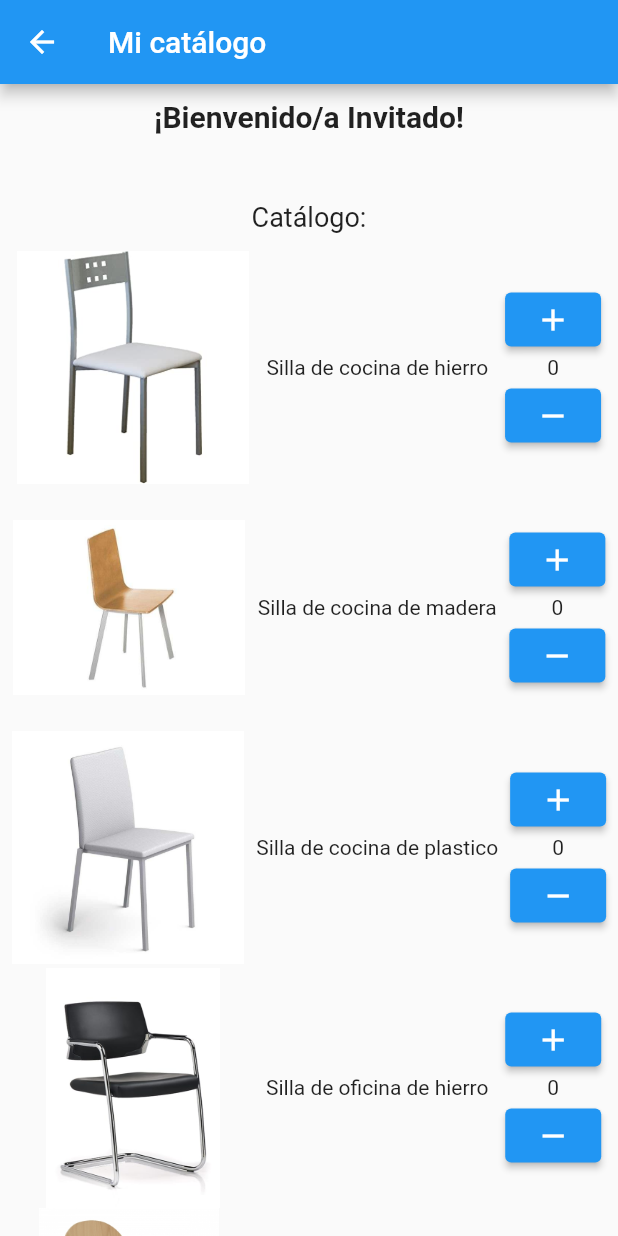
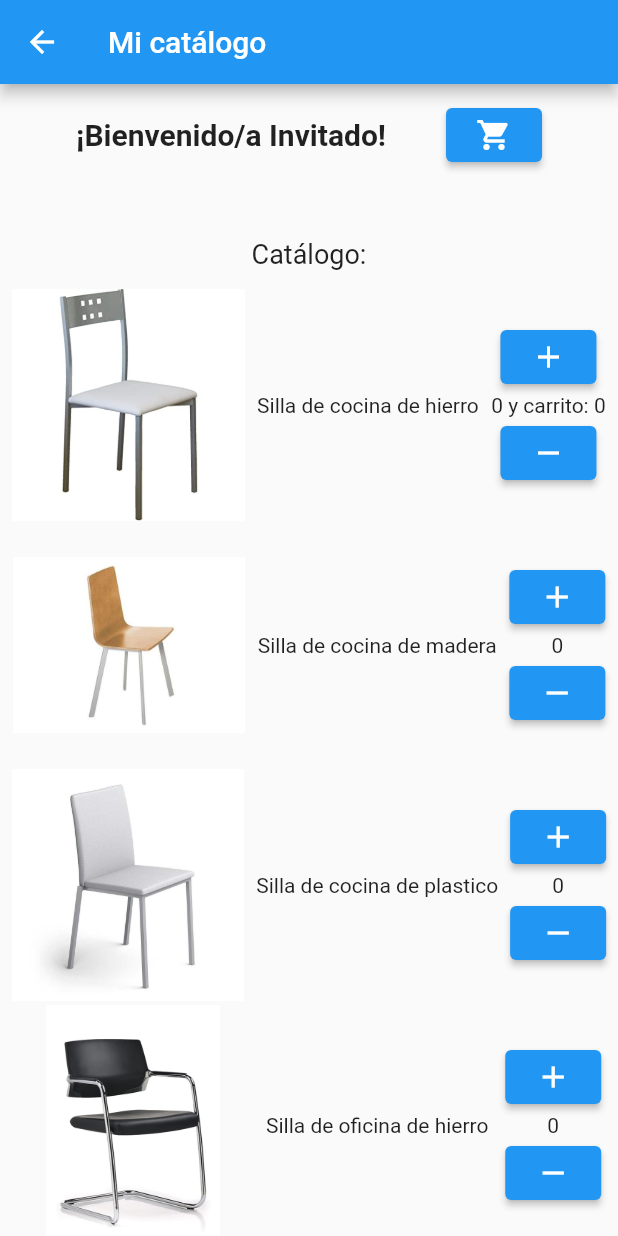
Before and after one commit to dpoulols/ds_p2_flutter, a Flutter app: the CatalogScreen screen opened directly, on a phone screen of 412 x 824 dp. Run offline on Flutter 3.47's test engine with Material 2 defaults, Android fonts, the phone set to English and light mode, and no system bars; network calls fail.

Commit message:
Carrito hecho
Puede que haya que hacer retoques y comprobaciones.

```diff
--- a/lib/catalog_screen.dart
+++ b/lib/catalog_screen.dart
@@ -1,4 +1,5 @@
 import 'package:ds_p2_flutter/mesa.dart';
+import 'package:ds_p2_flutter/purchase_screen.dart';
 import 'package:flutter/material.dart';
 import 'package:ds_p2_flutter/cliente.dart';
 import 'package:ds_p2_flutter/factoria_abstracta.dart';
@@ -10,12 +11,17 @@ import 'package:ds_p2_flutter/mesa_oficina.dart';
 import 'package:ds_p2_flutter/silla_oficina.dart';
 import 'package:ds_p2_flutter/silla_cocina.dart';
 
+import 'package:ds_p2_flutter/purchase_screen.dart';
+import 'package:ds_p2_flutter/carrito.dart';
+
 class CatalogScreen extends StatefulWidget {
   @override
   _CatalogScreenState createState() => _CatalogScreenState();
 }
 
 class _CatalogScreenState extends State<CatalogScreen> {
+
+  Carrito carrito = Carrito();
 
   Cliente cliente = Cliente("Invitado");
   FactoriaAbstracta factoria = FactoriaMuebles();
@@ -271,10 +277,28 @@ class _CatalogScreenState extends State<CatalogScreen> {
           mainAxisAlignment: MainAxisAlignment.center,
           children: [
             const SizedBox(height: 10.0),
-            Text(
-              '¡Bienvenido/a ${cliente.nombreCliente}!',
-              style: TextStyle(fontSize: 20.0, fontWeight: FontWeight.bold),
-            ),
+            Row(
+                mainAxisAlignment: MainAxisAlignment.center,
+                children: [
+                  Text(
+                    '¡Bienvenido/a ${cliente.nombreCliente}!',
+                    style: TextStyle(fontSize: 20.0, fontWeight: FontWeight.bold),
+                  ),
+                  const SizedBox(width: 40.0),
+                  ElevatedButton(
+                      onPressed: (){
+                        //llevar a carrito
+                        Navigator.push(
+                          context,
+                          MaterialPageRoute(builder: (context) => PurchaseScreen(myCarrito: carrito)),
+                        );
+                      },
+                      child: Icon(Icons.shopping_cart)
+                  ),
+                ],
+              ),
+
+
             const SizedBox(height: 15.0),
 
             //SECCION SILLAS
@@ -296,16 +320,18 @@ class _CatalogScreenState extends State<CatalogScreen> {
                           _setMaterial("Hierro");
                           _setTipoMueble("Cocina");
                           _onAddSillaButtonPressed();
+                          carrito.meterSilla("Cocina", "Hierro");
                         },
                         child: Icon(Icons.add)
                     ),
                     Text(
-                      '${_getSillaCount("Hierro", "Cocina")}'
+                      '${_getSillaCount("Hierro", "Cocina")} y carrito: ${carrito.getSillas("Cocina", "Hierro")}'
                     ),
                     ElevatedButton(
                         onPressed: (){
                           _setMaterial("Hierro");
                           _onRemoveSillaButtonPressed("Cocina"); // y material?
+                          carrito.quitarSilla("Cocina", "Hierro");
                         },
                         child: Icon(Icons.remove)
                     ),
@@ -325,6 +351,7 @@ class _CatalogScreenState extends State<CatalogScreen> {
                           _setMaterial("Madera");
                           _setTipoMueble("Cocina");
                           _onAddSillaButtonPressed();
+                          carrito.meterSilla("Cocina", "Madera");
                         },
                         child: Icon(Icons.add)
                     ),
@@ -335,6 +362,7 @@ class _CatalogScreenState extends State<CatalogScreen> {
                         onPressed: (){
                           _setMaterial("Madera");
                           _onRemoveSillaButtonPressed("Cocina");
+                          carrito.quitarSilla("Cocina", "Madera");
                         },
                         child: Icon(Icons.remove)
                     ),
@@ -354,6 +382,7 @@ class _CatalogScreenState extends State<CatalogScreen> {
                           _setTipoMueble("Cocina");
                           _setMaterial("Plastico");
                           _onAddSillaButtonPressed();
+                          carrito.meterSilla("Cocina", "Plastico");
                         },
                         child: Icon(Icons.add)
                     ),
@@ -364,6 +393,7 @@ class _CatalogScreenState extends State<CatalogScreen> {
                         onPressed: (){
                           _setMaterial("Plastico");
                           _onRemoveSillaButtonPressed("Cocina");
+                          carrito.quitarSilla("Cocina", "Plastico");
                         },
                         child: Icon(Icons.remove)
                     ),
@@ -383,6 +413,7 @@ class _CatalogScreenState extends State<CatalogScreen> {
                           _setTipoMueble("Oficina");
                           _setMaterial("Hierro");
                           _onAddSillaButtonPressed();
+                          carrito.meterSilla("Oficina", "Hierro");
                         },
                         child: Icon(Icons.add)
                     ),
@@ -393,6 +424,7 @@ class _CatalogScreenState extends State<CatalogScreen> {
                         onPressed: (){
                           _setMaterial("Hierro");
                           _onRemoveSillaButtonPressed("Oficina");
+                          carrito.quitarSilla("Oficina", "Hierro");
                         },
                         child: Icon(Icons.remove)
                     ),
@@ -412,6 +444,7 @@ class _CatalogScreenState extends State<CatalogScreen> {
                           _setTipoMueble("Oficina");
                           _setMaterial("Madera");
                           _onAddSillaButtonPressed();
+                          carrito.meterSilla("Oficina", "Madera");
                         },
                         child: Icon(Icons.add)
                     ),
@@ -422,6 +455,7 @@ class _CatalogScreenState extends State<CatalogScreen> {
                         onPressed: (){
                           _setMaterial("Madera");
                           _onRemoveSillaButtonPressed("Oficina");
+                          carrito.quitarSilla("Oficina", "Madera");
                         },
                         child: Icon(Icons.remove)
                     ),
@@ -441,6 +475,7 @@ class _CatalogScreenState extends State<CatalogScreen> {
                           _setTipoMueble("Oficina");
                           _setMaterial("Plastico");
                           _onAddSillaButtonPressed();
+                          carrito.meterSilla("Oficina", "Plastico");
                         },
                         child: Icon(Icons.add)
                     ),
@@ -451,6 +486,7 @@ class _CatalogScreenState extends State<CatalogScreen> {
                         onPressed: (){
                           _setMaterial("Plastico");
                           _onRemoveSillaButtonPressed("Oficina");
+                          carrito.quitarSilla("Oficina", "Plastico");
                         },
                         child: Icon(Icons.remove)
                     ),
@@ -470,6 +506,7 @@ class _CatalogScreenState extends State<CatalogScreen> {
                           _setTipoMueble("Cocina");
                           _setMaterial("Hierro");
                           _onAddMesaButtonPressed();
+                          carrito.meterMesa("Cocina", "Hierro");
                         },
                         child: Icon(Icons.add)
                     ),
@@ -480,6 +517,7 @@ class _CatalogScreenState extends State<CatalogScreen> {
                         onPressed: (){
                           _setMaterial("Hierro");
                           _onRemoveMesaButtonPressed("Cocina");
+                          carrito.quitarMesa("Cocina", "Hierro");
                         },
                         child: Icon(Icons.remove)
                     ),
@@ -499,6 +537,7 @@ class _CatalogScreenState extends State<CatalogScreen> {
                           _setTipoMueble("Cocina");
                           _setMaterial("Madera");
                           _onAddMesaButtonPressed();
+                          carrito.meterMesa("Cocina", "Madera");
                         },
                         child: Icon(Icons.add)
                     ),
@@ -509,6 +548,7 @@ class _CatalogScreenState extends State<CatalogScreen> {
                         onPressed: (){
                           _setMaterial("Madera");
                           _onRemoveMesaButtonPressed("Cocina");
+                          carrito.quitarMesa("Cocina", "Madera");
                         },
                         child: Icon(Icons.remove)
                     ),
@@ -528,6 +568,7 @@ class _CatalogScreenState extends State<CatalogScreen> {
                           _setTipoMueble("Cocina");
                           _setMaterial("Plastico");
                           _onAddMesaButtonPressed();
+                          carrito.meterMesa("Cocina", "Plastico");
                         },
                         child: Icon(Icons.add)
                     ),
@@ -538,6 +579,7 @@ class _CatalogScreenState extends State<CatalogScreen> {
                         onPressed: (){
                           _setMaterial("Plastico");
                           _onRemoveMesaButtonPressed("Cocina");
+                          carrito.quitarMesa("Cocina", "Plastico");
                         },
                         child: Icon(Icons.remove)
                     ),
@@ -557,6 +599,7 @@ class _CatalogScreenState extends State<CatalogScreen> {
                           _setTipoMueble("Oficina");
                           _setMaterial("Hierro");
                           _onAddMesaButtonPressed();
+                          carrito.meterMesa("Oficina", "Hierro");
                         },
                         child: Icon(Icons.add)
                     ),
@@ -567,6 +610,7 @@ class _CatalogScreenState extends State<CatalogScreen> {
                         onPressed: (){
                           _setMaterial("Hierro");
                           _onRemoveMesaButtonPressed("Oficina");
+                          carrito.quitarMesa("Oficina", "Hierro");
                         },
                         child: Icon(Icons.remove)
                     ),
@@ -586,6 +630,7 @@ class _CatalogScreenState extends State<CatalogScreen> {
                           _setTipoMueble("Cocina");
                           _setMaterial("Madera");
                           _onAddMesaButtonPressed();
+                          carrito.meterMesa("Cocina", "Madera");
                         },
                         child: Icon(Icons.add)
                     ),
@@ -596,6 +641,7 @@ class _CatalogScreenState extends State<CatalogScreen> {
                         onPressed: (){
                           _setMaterial("Madera");
                           _onRemoveMesaButtonPressed("Cocina");
+                          carrito.quitarMesa("Cocina", "Madera");
                         },
                         child: Icon(Icons.remove)
                     ),
@@ -615,6 +661,7 @@ class _CatalogScreenState extends State<CatalogScreen> {
                           _setTipoMueble("Cocina");
                           _setMaterial("Plastico");
                           _onAddMesaButtonPressed();
+                          carrito.meterMesa("Cocina", "Plastico");
                         },
                         child: Icon(Icons.add)
                     ),
@@ -625,6 +672,7 @@ class _CatalogScreenState extends State<CatalogScreen> {
                         onPressed: (){
                           _setMaterial("Plastico");
                           _onRemoveMesaButtonPressed("Cocina");
+                          carrito.quitarMesa("Cocina", "Plastico");
                         },
                         child: Icon(Icons.remove)
                     ),
@@ -634,23 +682,6 @@ class _CatalogScreenState extends State<CatalogScreen> {
             ),
             ////
 
-            //SECCION COMPRA
-            SizedBox(height: 18.0),
-            Text(
-              'Su carrito de compra:',
-              style: TextStyle(fontSize: 18.0, fontWeight: FontWeight.bold),
-            ),
-
-            SizedBox(height: 20.0),
-            Text('Has comprado ${cliente.sillas.length} sillas:'),
-            Text('de Cocina: ${_getSillaCount("Hierro", "Cocina")} de hierro, ${_getSillaCount("Plastico", "Cocina")} de plástico y ${_getSillaCount("Madera", "Cocina")} de madera.'),
-            Text('de Oficina: ${_getSillaCount("Hierro", "Oficina")} de hierro, ${_getSillaCount("Plastico", "Oficina")} de plástico y ${_getSillaCount("Madera", "Oficina")} de madera.'),
-
-            SizedBox(height: 10.0),
-            Text('Has comprado ${cliente.mesas.length} mesas:'),
-            Text('de Cocina: ${_getMesaCount("Hierro", "Cocina")} de hierro, ${_getMesaCount("Plastico", "Cocina")} de plástico y ${_getMesaCount("Madera", "Cocina")} de madera.'),
-            Text('de Oficina: ${_getMesaCount("Hierro", "Oficina")} de hierro, ${_getMesaCount("Plastico", "Oficina")} de plástico y ${_getMesaCount("Madera", "Oficina")} de madera.'),
-
           ],
         ),),
       ),
--- a/lib/gestion_stock.dart
+++ b/lib/gestion_stock.dart
@@ -16,6 +16,8 @@ class GestionStock extends StatefulWidget {
 }
 
 class _GestionStockState extends State<GestionStock> {
+
+  // aqui stock con variables?? o una clase stock??
 
   @override
   Widget build(BuildContext context) {
```
Also changed, not shown: lib/acceso_empleados.dart (+6 -10 lines), lib/carrito.dart (added, +255 -0 lines), lib/purchase_screen.dart (added, +62 -0 lines).
